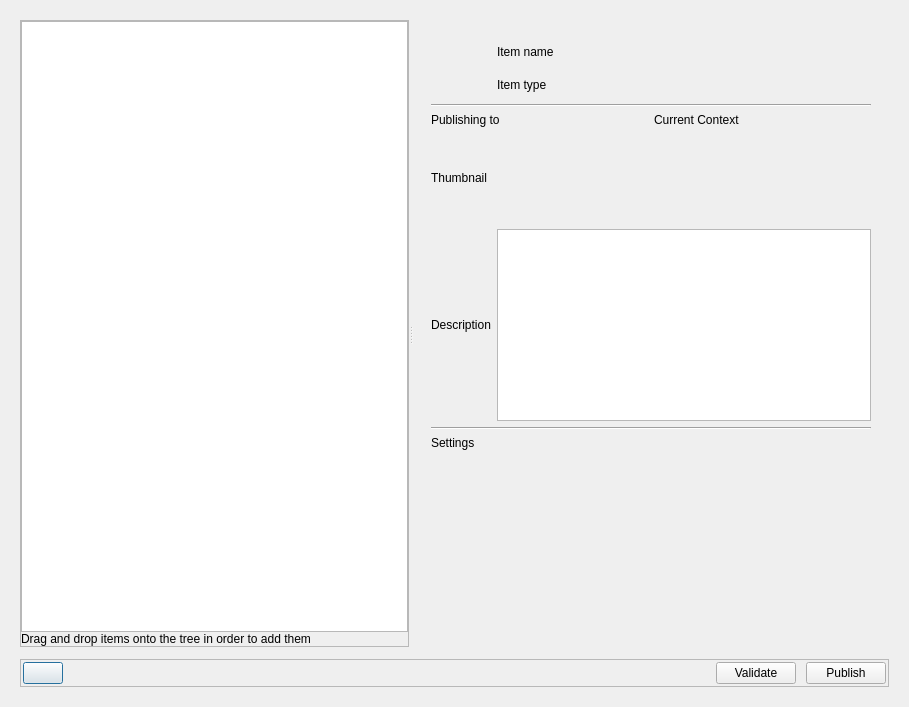
shotgunsoftware/tk-multi-publish2, file resources/dialog.ui: the form before one commit.
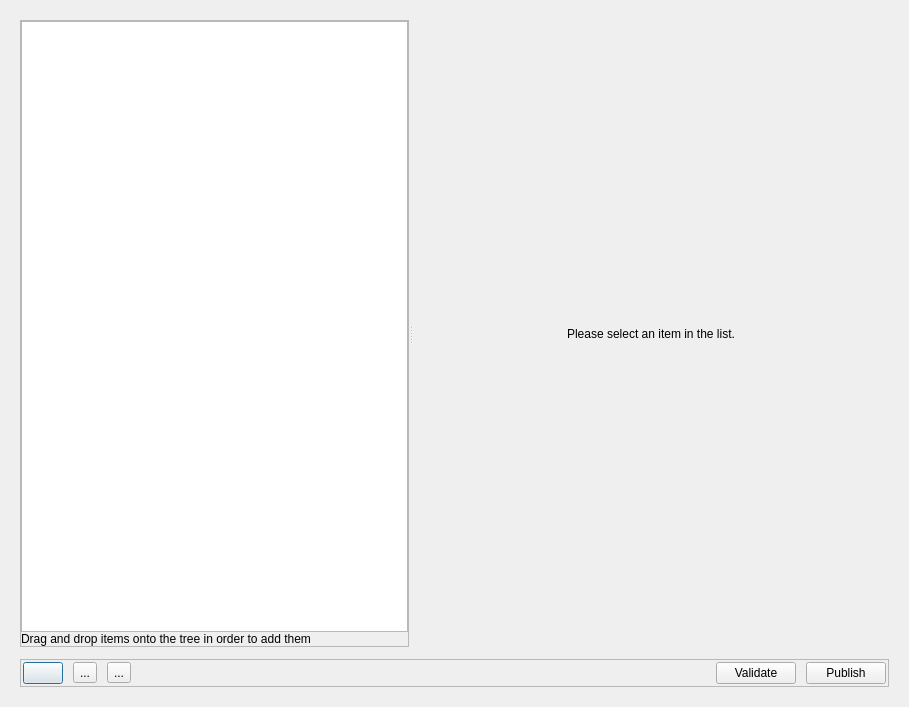
The form after the commit. The open tabs and pages were chosen to show the change. Icons and pictures are not drawn. Custom widgets are drawn as their Qt base class.

```diff
--- a/resources/dialog.ui
+++ b/resources/dialog.ui
@@ -412,6 +412,20 @@
                </item>
               </layout>
              </widget>
+             <widget class="QWidget" name="details_please_select">
+              <layout class="QVBoxLayout" name="verticalLayout_8">
+               <item>
+                <widget class="QLabel" name="please_select_an_item">
+                 <property name="text">
+                  <string>Please select an item in the list.</string>
+                 </property>
+                 <property name="alignment">
+                  <set>Qt::AlignCenter</set>
+                 </property>
+                </widget>
+               </item>
+              </layout>
+             </widget>
             </widget>
            </item>
           </layout>
@@ -457,6 +471,40 @@
             </property>
            </widget>
           </item>
+          <item>
+           <widget class="QToolButton" name="toolButton">
+            <property name="text">
+             <string>...</string>
+            </property>
+            <property name="icon">
+             <iconset resource="resources.qrc">
+              <normaloff>:/tk_multi_publish2/expand.png</normaloff>:/tk_multi_publish2/expand.png</iconset>
+            </property>
+            <property name="iconSize">
+             <size>
+              <width>20</width>
+              <height>20</height>
+             </size>
+            </property>
+           </widget>
+          </item>
+          <item>
+           <widget class="QToolButton" name="toolButton_2">
+            <property name="text">
+             <string>...</string>
+            </property>
+            <property name="icon">
+             <iconset resource="resources.qrc">
+              <normaloff>:/tk_multi_publish2/contract.png</normaloff>:/tk_multi_publish2/contract.png</iconset>
+            </property>
+            <property name="iconSize">
+             <size>
+              <width>20</width>
+              <height>20</height>
+             </size>
+            </property>
+           </widget>
+          </item>
           <item>
            <spacer name="horizontalSpacer">
             <property name="orientation">
```
